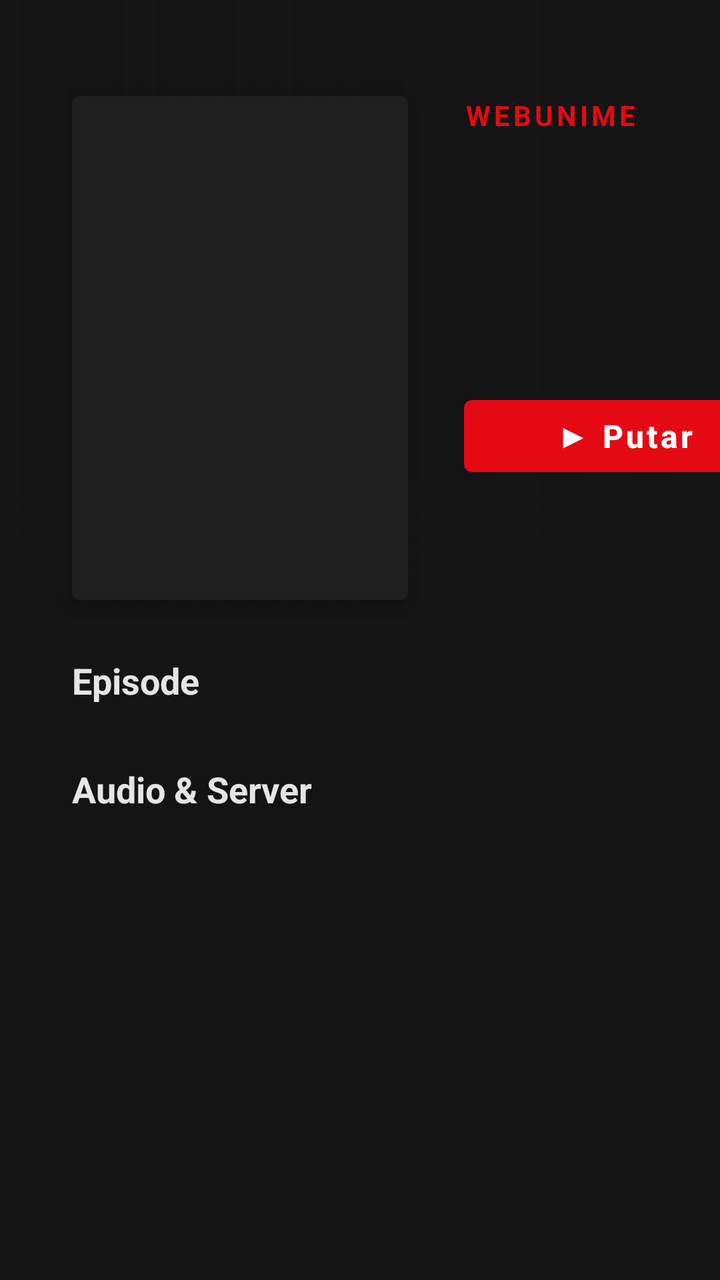
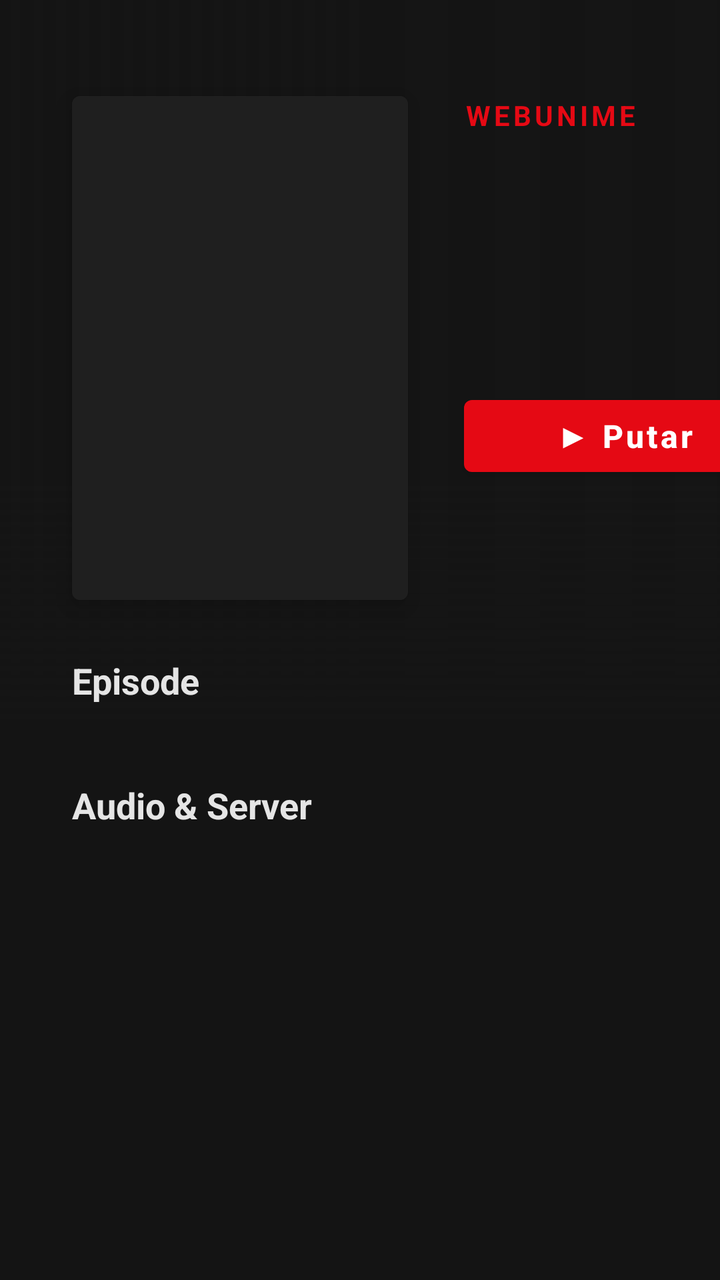

Two renders of the same Android screen: before a commit and after it. Below are the layout's source before the change and the commit's diff.
<!-- AndroidManifest.xml: activity theme Theme.WebunimeTv.Detail -->
<!-- res/layout/activity_detail.xml -->
<?xml version="1.0" encoding="utf-8"?>
<ScrollView xmlns:android="http://schemas.android.com/apk/res/android"
    xmlns:app="http://schemas.android.com/apk/res-auto"
    android:id="@+id/detailScroll"
    android:layout_width="match_parent"
    android:layout_height="match_parent"
    android:background="@color/wu_bg"
    android:clipToPadding="false"
    android:fillViewport="true"
    android:scrollbars="none">

    <androidx.constraintlayout.widget.ConstraintLayout
        android:layout_width="match_parent"
        android:layout_height="wrap_content"
        android:paddingBottom="32dp">

        
        <ImageView
            android:id="@+id/detailBackdrop"
            android:layout_width="0dp"
            android:layout_height="360dp"
            android:contentDescription="@null"
            android:scaleType="centerCrop"
            android:alpha="0.35"
            app:layout_constraintEnd_toEndOf="parent"
            app:layout_constraintStart_toStartOf="parent"
            app:layout_constraintTop_toTopOf="parent" />

        <View
            android:layout_width="0dp"
            android:layout_height="0dp"
            android:background="@drawable/bg_detail_scrim"
            app:layout_constraintBottom_toBottomOf="@id/detailBackdrop"
            app:layout_constraintEnd_toEndOf="@id/detailBackdrop"
            app:layout_constraintStart_toStartOf="@id/detailBackdrop"
            app:layout_constraintTop_toTopOf="@id/detailBackdrop" />

        <View
            android:layout_width="0dp"
            android:layout_height="120dp"
            android:background="@drawable/bg_detail_bottom_scrim"
            app:layout_constraintBottom_toBottomOf="@id/detailBackdrop"
            app:layout_constraintEnd_toEndOf="parent"
            app:layout_constraintStart_toStartOf="parent" />

        <ImageView
            android:id="@+id/detailPoster"
            android:layout_width="168dp"
            android:layout_height="252dp"
            android:layout_marginStart="36dp"
            android:layout_marginTop="48dp"
            android:background="@drawable/bg_card"
            android:contentDescription="@string/app_name"
            android:elevation="8dp"
            android:scaleType="centerCrop"
            app:layout_constraintStart_toStartOf="parent"
            app:layout_constraintTop_toTopOf="parent" />

        <TextView
            android:id="@+id/brand"
            android:layout_width="0dp"
            android:layout_height="wrap_content"
            android:layout_marginStart="28dp"
            android:layout_marginEnd="36dp"
            android:text="@string/app_name"
            android:textColor="@color/wu_accent"
            android:textSize="14sp"
            android:textStyle="bold"
            android:letterSpacing="0.12"
            app:layout_constraintEnd_toEndOf="parent"
            app:layout_constraintStart_toEndOf="@id/detailPoster"
            app:layout_constraintTop_toTopOf="@id/detailPoster" />

        <TextView
            android:id="@+id/detailTitle"
            android:layout_width="0dp"
            android:layout_height="wrap_content"
            android:layout_marginStart="28dp"
            android:layout_marginTop="8dp"
            android:layout_marginEnd="36dp"
            android:ellipsize="end"
            android:maxLines="2"
            android:textColor="@color/wu_text"
            android:textSize="32sp"
            android:textStyle="bold"
            app:layout_constraintEnd_toEndOf="parent"
            app:layout_constraintStart_toEndOf="@id/detailPoster"
            app:layout_constraintTop_toBottomOf="@id/brand" />

        <TextView
            android:id="@+id/detailMeta"
            android:layout_width="0dp"
            android:layout_height="wrap_content"
            android:layout_marginStart="28dp"
            android:layout_marginTop="8dp"
            android:layout_marginEnd="36dp"
            android:textColor="@color/wu_text_dim"
            android:textSize="14sp"
            app:layout_constraintEnd_toEndOf="parent"
            app:layout_constraintStart_toEndOf="@id/detailPoster"
            app:layout_constraintTop_toBottomOf="@id/detailTitle" />

        <TextView
            android:id="@+id/detailSynopsis"
            android:layout_width="0dp"
            android:layout_height="wrap_content"
            android:layout_marginStart="28dp"
            android:layout_marginTop="12dp"
            android:layout_marginEnd="36dp"
            android:ellipsize="end"
            android:maxLines="4"
            android:textColor="@color/wu_text_dim"
            android:textSize="14sp"
            android:lineSpacingExtra="2dp"
            app:layout_constraintEnd_toEndOf="parent"
            app:layout_constraintStart_toEndOf="@id/detailPoster"
            app:layout_constraintTop_toBottomOf="@id/detailMeta" />

        <com.google.android.material.button.MaterialButton
            android:id="@+id/playButton"
            android:layout_width="wrap_content"
            android:layout_height="48dp"
            android:layout_marginStart="28dp"
            android:layout_marginTop="18dp"
            android:focusable="true"
            android:minWidth="160dp"
            android:nextFocusDown="@id/episodeContainer"
            android:paddingStart="28dp"
            android:paddingEnd="28dp"
            android:text="@string/play"
            android:textAllCaps="false"
            android:textSize="16sp"
            android:textStyle="bold"
            app:backgroundTint="@color/wu_accent"
            app:cornerRadius="4dp"
            app:layout_constraintStart_toEndOf="@id/detailPoster"
            app:layout_constraintTop_toBottomOf="@id/detailSynopsis" />

        <TextView
            android:id="@+id/episodeLabel"
            android:layout_width="wrap_content"
            android:layout_height="wrap_content"
            android:layout_marginStart="36dp"
            android:layout_marginTop="28dp"
            android:text="@string/episodes"
            android:textColor="@color/wu_row_header"
            android:textSize="18sp"
            android:textStyle="bold"
            app:layout_constraintStart_toStartOf="parent"
            app:layout_constraintTop_toBottomOf="@id/detailPoster" />

        <HorizontalScrollView
            android:id="@+id/episodeScroll"
            android:layout_width="0dp"
            android:layout_height="wrap_content"
            android:layout_marginTop="10dp"
            android:clipToPadding="false"
            android:fadeScrollbars="true"
            android:paddingStart="36dp"
            android:paddingEnd="36dp"
            android:scrollbars="none"
            app:layout_constraintEnd_toEndOf="parent"
            app:layout_constraintStart_toStartOf="parent"
            app:layout_constraintTop_toBottomOf="@id/episodeLabel">

            <LinearLayout
                android:id="@+id/episodeContainer"
                android:layout_width="wrap_content"
                android:layout_height="wrap_content"
                android:orientation="horizontal" />
        </HorizontalScrollView>

        <TextView
            android:id="@+id/serverLabel"
            android:layout_width="wrap_content"
            android:layout_height="wrap_content"
            android:layout_marginStart="36dp"
            android:layout_marginTop="20dp"
            android:text="@string/servers"
            android:textColor="@color/wu_row_header"
            android:textSize="18sp"
            android:textStyle="bold"
            app:layout_constraintStart_toStartOf="parent"
            app:layout_constraintTop_toBottomOf="@id/episodeScroll" />

        <HorizontalScrollView
            android:id="@+id/serverScroll"
            android:layout_width="0dp"
            android:layout_height="wrap_content"
            android:layout_marginTop="10dp"
            android:clipToPadding="false"
            android:fadeScrollbars="true"
            android:paddingStart="36dp"
            android:paddingEnd="36dp"
            android:scrollbars="none"
            app:layout_constraintEnd_toEndOf="parent"
            app:layout_constraintStart_toStartOf="parent"
            app:layout_constraintTop_toBottomOf="@id/serverLabel">

            <LinearLayout
                android:id="@+id/serverContainer"
                android:layout_width="wrap_content"
                android:layout_height="wrap_content"
                android:orientation="horizontal" />
        </HorizontalScrollView>

    </androidx.constraintlayout.widget.ConstraintLayout>
</ScrollView>
<!-- resources referenced by this layout -->
<resources>
  <color name="wu_accent">#E50914</color>
  <color name="wu_bg">#141414</color>
  <color name="wu_row_header">#E5E5E5</color>
  <color name="wu_text">#FFFFFF</color>
  <color name="wu_text_dim">#B3B3B3</color>
  <!-- drawable bg_card (drawable) -->
  <?xml version="1.0" encoding="utf-8"?>
  <shape xmlns:android="http://schemas.android.com/apk/res/android"
      android:shape="rectangle">
      <solid android:color="@color/wu_surface_soft" />
      <corners android:radius="4dp" />
  </shape>
  <!-- drawable bg_detail_bottom_scrim (drawable) -->
  <?xml version="1.0" encoding="utf-8"?>
  <shape xmlns:android="http://schemas.android.com/apk/res/android"
      android:shape="rectangle">
      <gradient
          android:angle="270"
          android:endColor="#141414"
          android:startColor="#00141414"
          android:type="linear" />
  </shape>
  <!-- drawable bg_detail_scrim (drawable) -->
  <?xml version="1.0" encoding="utf-8"?>
  <shape xmlns:android="http://schemas.android.com/apk/res/android"
      android:shape="rectangle">
      <gradient
          android:angle="0"
          android:centerColor="#CC141414"
          android:endColor="#141414"
          android:startColor="#00141414"
          android:type="linear" />
  </shape>
  <string name="app_name">WEBUNIME</string>
  <string name="episodes">Episode</string>
  <string name="play">▶  Putar</string>
  <string name="servers">Audio &amp; Server</string>
  <style name="Theme.WebunimeTv.Detail" parent="Theme.MaterialComponents.NoActionBar">
          <item name="android:windowBackground">@color/wu_bg</item>
          <item name="colorPrimary">@color/wu_accent</item>
          <item name="colorPrimaryVariant">@color/wu_accent_dark</item>
          <item name="colorOnPrimary">@color/wu_text</item>
          <item name="colorSecondary">@color/wu_accent</item>
          <item name="android:statusBarColor">@color/wu_bg</item>
          <item name="materialButtonOutlinedStyle">@style/Wu.Button.Outlined</item>
      </style>
  <color name="wu_surface_soft">#1F1F1F</color>
  <color name="wu_accent_dark">#B20710</color>
  <style name="Wu.Button.Outlined" parent="Widget.MaterialComponents.Button.OutlinedButton">
          <item name="strokeColor">@color/wu_surface</item>
          <item name="android:textColor">@color/wu_text</item>
          <item name="rippleColor">@color/wu_accent</item>
      </style>
  <color name="wu_surface">#2F2F2F</color>
</resources>

<!-- the commit's change to res/layout/activity_detail.xml (unified diff, before → after) -->
@@ -124,7 +124,7 @@
             android:layout_marginTop="18dp"
             android:focusable="true"
             android:minWidth="160dp"
-            android:nextFocusDown="@id/episodeContainer"
+            android:nextFocusDown="@id/episodeSection"
             android:paddingStart="28dp"
             android:paddingEnd="28dp"
             android:text="@string/play"
@@ -149,8 +149,87 @@
             app:layout_constraintStart_toStartOf="parent"
             app:layout_constraintTop_toBottomOf="@id/detailPoster" />
 
+        <LinearLayout
+            android:id="@+id/episodeSection"
+            android:layout_width="0dp"
+            android:layout_height="wrap_content"
+            android:layout_marginTop="10dp"
+            android:orientation="vertical"
+            app:layout_constraintEnd_toEndOf="parent"
+            app:layout_constraintStart_toStartOf="parent"
+            app:layout_constraintTop_toBottomOf="@id/episodeLabel">
+
+            <HorizontalScrollView
+                android:id="@+id/episodeJumpScroll"
+                android:layout_width="match_parent"
+                android:layout_height="wrap_content"
+                android:clipToPadding="false"
+                android:fadeScrollbars="true"
+                android:paddingStart="36dp"
+                android:paddingEnd="36dp"
+                android:scrollbars="none"
+                android:visibility="gone">
+
+                <LinearLayout
+                    android:id="@+id/episodeJumpContainer"
+                    android:layout_width="wrap_content"
+                    android:layout_height="wrap_content"
+                    android:orientation="horizontal" />
+            </HorizontalScrollView>
+
+            <HorizontalScrollView
+                android:id="@+id/episodeRangeScroll"
+                android:layout_width="match_parent"
+                android:layout_height="wrap_content"
+                android:layout_marginTop="8dp"
+                android:clipToPadding="false"
+                android:fadeScrollbars="true"
+                android:paddingStart="36dp"
+                android:paddingEnd="36dp"
+                android:scrollbars="none"
+                android:visibility="gone">
+
+                <LinearLayout
+                    android:id="@+id/episodeRangeContainer"
+                    android:layout_width="wrap_content"
+                    android:layout_height="wrap_content"
+                    android:orientation="horizontal" />
+            </HorizontalScrollView>
+
+            <HorizontalScrollView
+                android:id="@+id/episodeScroll"
+                android:layout_width="match_parent"
+                android:layout_height="wrap_content"
+                android:layout_marginTop="8dp"
+                android:clipToPadding="false"
+                android:fadeScrollbars="true"
+                android:paddingStart="36dp"
+                android:paddingEnd="36dp"
+                android:scrollbars="none">
+
+                <LinearLayout
+                    android:id="@+id/episodeContainer"
+                    android:layout_width="wrap_content"
+                    android:layout_height="wrap_content"
+                    android:orientation="horizontal" />
+            </HorizontalScrollView>
+        </LinearLayout>
+
+        <TextView
+            android:id="@+id/serverLabel"
+            android:layout_width="wrap_content"
+            android:layout_height="wrap_content"
+            android:layout_marginStart="36dp"
+            android:layout_marginTop="20dp"
+            android:text="@string/servers"
+            android:textColor="@color/wu_row_header"
+            android:textSize="18sp"
+            android:textStyle="bold"
+            app:layout_constraintStart_toStartOf="parent"
+            app:layout_constraintTop_toBottomOf="@id/episodeSection" />
+
         <HorizontalScrollView
-            android:id="@+id/episodeScroll"
+            android:id="@+id/serverScroll"
             android:layout_width="0dp"
             android:layout_height="wrap_content"
             android:layout_marginTop="10dp"
@@ -161,40 +240,6 @@
             android:scrollbars="none"
             app:layout_constraintEnd_toEndOf="parent"
             app:layout_constraintStart_toStartOf="parent"
-            app:layout_constraintTop_toBottomOf="@id/episodeLabel">
-
-            <LinearLayout
-                android:id="@+id/episodeContainer"
-                android:layout_width="wrap_content"
-                android:layout_height="wrap_content"
-                android:orientation="horizontal" />
-        </HorizontalScrollView>
-
-        <TextView
-            android:id="@+id/serverLabel"
-            android:layout_width="wrap_content"
-            android:layout_height="wrap_content"
-            android:layout_marginStart="36dp"
-            android:layout_marginTop="20dp"
-            android:text="@string/servers"
-            android:textColor="@color/wu_row_header"
-            android:textSize="18sp"
-            android:textStyle="bold"
-            app:layout_constraintStart_toStartOf="parent"
-            app:layout_constraintTop_toBottomOf="@id/episodeScroll" />
-
-        <HorizontalScrollView
-            android:id="@+id/serverScroll"
-            android:layout_width="0dp"
-            android:layout_height="wrap_content"
-            android:layout_marginTop="10dp"
-            android:clipToPadding="false"
-            android:fadeScrollbars="true"
-            android:paddingStart="36dp"
-            android:paddingEnd="36dp"
-            android:scrollbars="none"
-            app:layout_constraintEnd_toEndOf="parent"
-            app:layout_constraintStart_toStartOf="parent"
             app:layout_constraintTop_toBottomOf="@id/serverLabel">
 
             <LinearLayout
